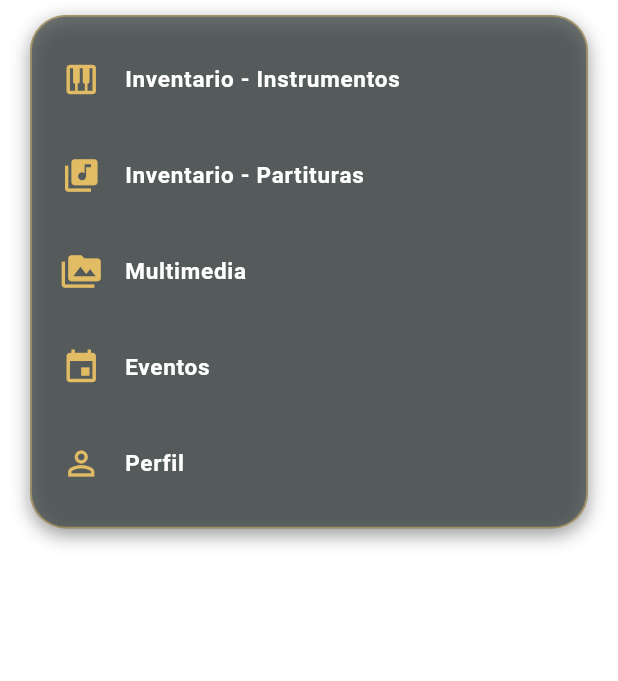
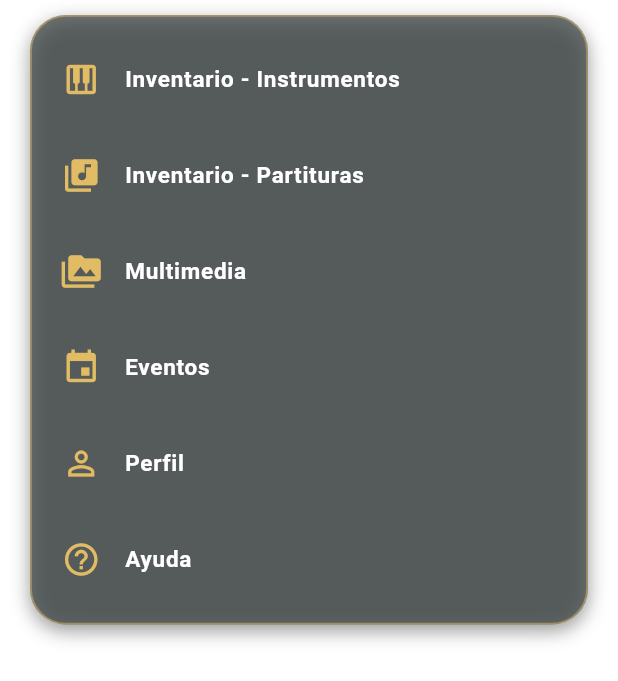
Before and after one commit to mahechamanuela92-cell/Banda_Municipal, a Flutter app: the MenuUsuario screen opened directly, on a phone screen of 412 x 824 dp. Shown: the top 681 px of the screen. Run offline on Flutter 3.47's test engine with Material 3 defaults, Android fonts, the phone set to English and light mode, and no system bars; our stand-ins replace audioplayers, file_picker, flutter_local_notifications, flutter_map, image_picker, latlong2 and 2 more; missing offline and left inert: flutter_pdfview; accounts and stored records are empty.

```diff
--- a/frontend/lib/screens/pantalla_menuusuario.dart
+++ b/frontend/lib/screens/pantalla_menuusuario.dart
@@ -2,6 +2,7 @@ import 'package:flutter/material.dart';
 import 'package:frontend/config/sesion.dart';
 import 'package:frontend/screens/eventos/pantalla_evento.dart';
 import 'package:frontend/screens/multimedia/multimedia.dart';
+import 'package:frontend/screens/pantallaAyuda.dart';
 import 'package:frontend/screens/pantalla_generar_codigo.dart';
 
 import 'inventario-partituras/inventario_partituras.dart';
@@ -57,10 +58,10 @@ class MenuUsuario extends StatelessWidget {
                 margin: const EdgeInsets.symmetric(horizontal: 20, vertical: 10),
                 padding: const EdgeInsets.symmetric(vertical: 10),
                 decoration: BoxDecoration(
-                  color: const Color.fromARGB(255, 63, 70, 71).withValues(alpha: 0.75), // Fondo oscuro translúcido unificado
+                  color: const Color.fromARGB(255, 63, 70, 71).withValues(alpha: 0.75),
                   borderRadius: BorderRadius.circular(24),
                   border: Border.all(
-                    color: const Color(0xFFE2BC65).withValues(alpha: 0.5), // Borde dorado sutil
+                    color: const Color(0xFFE2BC65).withValues(alpha: 0.5),
                     width: 1.2,
                   ),
                   boxShadow: [
@@ -78,38 +79,45 @@ class MenuUsuario extends StatelessWidget {
                       context,
                       'Inventario - Instrumentos',
                       const InventarioInstrumentos(),
-                      Icons.piano, // Icono representativo de instrumentos
+                      Icons.piano,
                     ),
                     opcionMenu(
                       context,
                       'Inventario - Partituras',
                       const InventarioPartituras(),
-                      Icons.library_music, // Icono representativo de partituras/música
+                      Icons.library_music,
                     ),
                     opcionMenu(
                       context,
                       'Multimedia',
                       const MultimediaPantalla(),
-                      Icons.perm_media, // Icono multimedia / videos / fotos
+                      Icons.perm_media,
                     ),
                     opcionMenu(
                       context,
                       'Eventos',
                       const PantallaEventos(),
-                      Icons.event, // Icono de calendario / eventos
+                      Icons.event,
                     ),
                     if (Sesion.rol == 'admin')
                       opcionMenu(
                         context,
                         'Generar Código de Registro',
                         const PantallaGenerarCodigo(),
-                        Icons.qr_code_rounded, // Icono de códigos QR / registro
+                        Icons.qr_code_rounded,
                       ),
                     opcionMenu(
                       context,
                       'Perfil',
                       const PantallaPerfil(),
-                      Icons.person_outline, // Icono de perfil de usuario
+                      Icons.person_outline,
+                    ),
+                    // 🌟 Opción de Ayuda agregada aquí
+                    opcionMenu(
+                      context,
+                      'Ayuda',
+                      const PantallaAyuda(), // Aquí irá la pantalla del manual de usuario
+                      Icons.help_outline,
                     ),
                   ],
                 ),
--- a/frontend/pubspec.yaml
+++ b/frontend/pubspec.yaml
@@ -19,6 +19,8 @@ dependencies:
   timezone: ^0.10.1
   flutter_map: ^7.0.2
   latlong2: ^0.9.1
+  flutter_pdfview: ^1.3.2 # Paquete para renderizar el PDF
+  path_provider: ^2.1.2     # Necesario para copiar el PDF de assets a la memoria temporal del dispositivo
 
 dev_dependencies:
   flutter_test:
@@ -47,6 +49,7 @@ flutter:
   assets:
     - assets/images/
     - assets/audios/
+    - assets/pdf/
 
   fonts:
     - family: Freeman
```
Also changed, not shown: frontend/lib/screens/pantallaAyuda.dart (added, +93 -0 lines), frontend/lib/usuario/screens/menu_usuario.dart (+12 -8 lines), frontend/lib/usuario/screens/partituras/pantalla_galeria_partituras.dart (+29 -5 lines), frontend/pubspec.lock.
